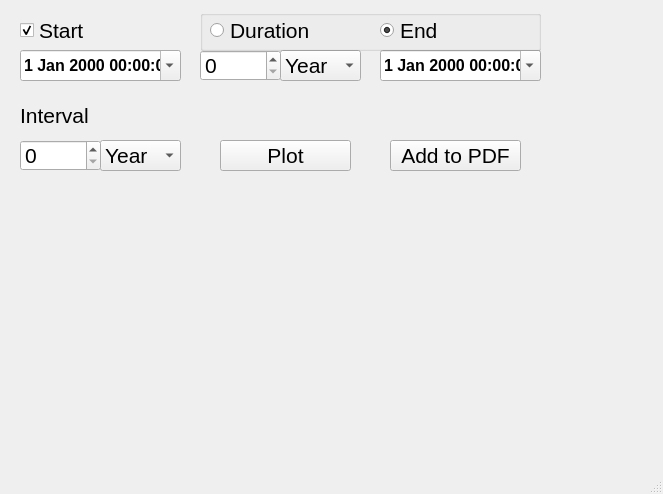
Old version of the form calc1.ui in the repository alam51/NDT_V1.1_a.
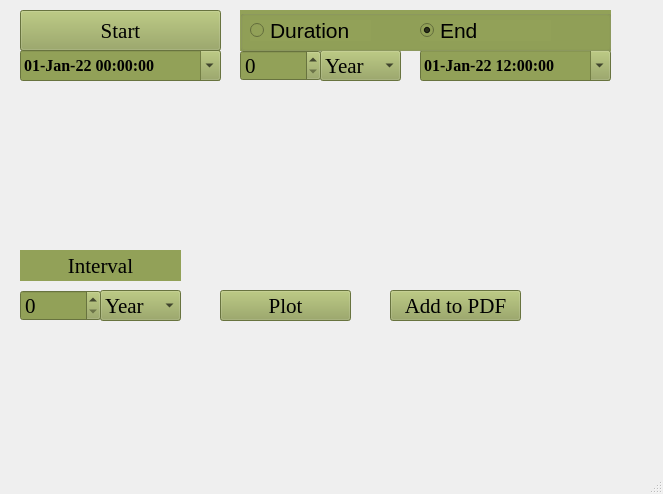
New version of the form.

Patch:
```diff
--- a/calc1.ui
+++ b/calc1.ui
@@ -19,7 +19,7 @@
    <string>Calculator</string>
   </property>
   <property name="styleSheet">
-   <string notr="true">body {background-color: red;}</string>
+   <string notr="true"/>
   </property>
   <property name="dockNestingEnabled">
    <bool>false</bool>
@@ -28,9 +28,9 @@
    <widget class="QDateTimeEdit" name="dateTimeEdit_Start_2">
     <property name="geometry">
      <rect>
-      <x>380</x>
+      <x>420</x>
       <y>50</y>
-      <width>161</width>
+      <width>191</width>
       <height>31</height>
      </rect>
     </property>
@@ -41,37 +41,43 @@
       <bold>true</bold>
      </font>
     </property>
+    <property name="styleSheet">
+     <string notr="true">background-color: rgb(146, 161, 88);
+</string>
+    </property>
+    <property name="dateTime">
+     <datetime>
+      <hour>12</hour>
+      <minute>0</minute>
+      <second>0</second>
+      <year>2022</year>
+      <month>1</month>
+      <day>1</day>
+     </datetime>
+    </property>
+    <property name="minimumTime">
+     <time>
+      <hour>0</hour>
+      <minute>0</minute>
+      <second>0</second>
+     </time>
+    </property>
+    <property name="currentSection">
+     <enum>QDateTimeEdit::DaySection</enum>
+    </property>
+    <property name="displayFormat">
+     <string>dd-MMM-yy HH:mm:ss</string>
+    </property>
     <property name="calendarPopup">
      <bool>true</bool>
     </property>
    </widget>
-   <widget class="QCheckBox" name="checkBox_Start">
-    <property name="geometry">
-     <rect>
-      <x>20</x>
-      <y>20</y>
-      <width>81</width>
-      <height>21</height>
-     </rect>
-    </property>
-    <property name="font">
-     <font>
-      <pointsize>16</pointsize>
-     </font>
-    </property>
-    <property name="text">
-     <string>Start</string>
-    </property>
-    <property name="checked">
-     <bool>true</bool>
-    </property>
-   </widget>
    <widget class="QDateTimeEdit" name="dateTimeEdit_Start">
     <property name="geometry">
      <rect>
       <x>20</x>
       <y>50</y>
-      <width>161</width>
+      <width>201</width>
       <height>31</height>
      </rect>
     </property>
@@ -82,6 +88,26 @@
       <bold>true</bold>
      </font>
     </property>
+    <property name="styleSheet">
+     <string notr="true">background-color: rgb(146, 161, 88);
+</string>
+    </property>
+    <property name="dateTime">
+     <datetime>
+      <hour>0</hour>
+      <minute>0</minute>
+      <second>0</second>
+      <year>2022</year>
+      <month>1</month>
+      <day>1</day>
+     </datetime>
+    </property>
+    <property name="currentSection">
+     <enum>QDateTimeEdit::DaySection</enum>
+    </property>
+    <property name="displayFormat">
+     <string>dd-MMM-yy HH:mm:ss</string>
+    </property>
     <property name="calendarPopup">
      <bool>true</bool>
     </property>
@@ -89,7 +115,7 @@
    <widget class="QComboBox" name="comboBox">
     <property name="geometry">
      <rect>
-      <x>280</x>
+      <x>320</x>
       <y>50</y>
       <width>81</width>
       <height>31</height>
@@ -100,6 +126,13 @@
       <pointsize>16</pointsize>
      </font>
     </property>
+    <property name="styleSheet">
+     <string notr="true">background-color: rgb(146, 161, 88);
+</string>
+    </property>
+    <property name="currentText">
+     <string>Day</string>
+    </property>
     <item>
      <property name="text">
       <string>Year</string>
@@ -139,7 +172,7 @@
    <widget class="QSpinBox" name="spinBox">
     <property name="geometry">
      <rect>
-      <x>200</x>
+      <x>240</x>
       <y>50</y>
       <width>81</width>
       <height>31</height>
@@ -150,6 +183,10 @@
       <pointsize>16</pointsize>
      </font>
     </property>
+    <property name="styleSheet">
+     <string notr="true">background-color: rgb(146, 161, 88);
+</string>
+    </property>
     <property name="maximum">
      <number>9999</number>
     </property>
@@ -158,7 +195,7 @@
     <property name="geometry">
      <rect>
       <x>100</x>
-      <y>140</y>
+      <y>290</y>
       <width>81</width>
       <height>31</height>
      </rect>
@@ -168,6 +205,10 @@
       <pointsize>16</pointsize>
      </font>
     </property>
+    <property name="styleSheet">
+     <string notr="true">background-color: rgb(146, 161, 88);
+</string>
+    </property>
     <item>
      <property name="text">
       <string>Year</string>
@@ -208,7 +249,7 @@
     <property name="geometry">
      <rect>
       <x>20</x>
-      <y>140</y>
+      <y>290</y>
       <width>81</width>
       <height>31</height>
      </rect>
@@ -218,6 +259,10 @@
       <pointsize>16</pointsize>
      </font>
     </property>
+    <property name="styleSheet">
+     <string notr="true">background-color: rgb(146, 161, 88);
+</string>
+    </property>
     <property name="maximum">
      <number>9999</number>
     </property>
@@ -226,8 +271,8 @@
     <property name="geometry">
      <rect>
       <x>20</x>
-      <y>100</y>
-      <width>151</width>
+      <y>250</y>
+      <width>161</width>
       <height>31</height>
      </rect>
     </property>
@@ -236,15 +281,22 @@
       <pointsize>16</pointsize>
      </font>
     </property>
+    <property name="styleSheet">
+     <string notr="true">background-color: rgb(146, 161, 88);
+</string>
+    </property>
     <property name="text">
      <string>Interval</string>
     </property>
+    <property name="alignment">
+     <set>Qt::AlignCenter</set>
+    </property>
    </widget>
    <widget class="QPushButton" name="pushButton">
     <property name="geometry">
      <rect>
       <x>220</x>
-      <y>140</y>
+      <y>290</y>
       <width>131</width>
       <height>31</height>
      </rect>
@@ -254,6 +306,10 @@
       <pointsize>16</pointsize>
      </font>
     </property>
+    <property name="styleSheet">
+     <string notr="true">background-color: rgb(146, 161, 88);
+</string>
+    </property>
     <property name="text">
      <string>Plot</string>
     </property>
@@ -262,7 +318,7 @@
     <property name="geometry">
      <rect>
       <x>390</x>
-      <y>140</y>
+      <y>290</y>
       <width>131</width>
       <height>31</height>
      </rect>
@@ -272,6 +328,10 @@
       <pointsize>16</pointsize>
      </font>
     </property>
+    <property name="styleSheet">
+     <string notr="true">background-color: rgb(146, 161, 88);
+</string>
+    </property>
     <property name="text">
      <string>Add to PDF</string>
     </property>
@@ -282,12 +342,16 @@
     </property>
     <property name="geometry">
      <rect>
-      <x>200</x>
+      <x>240</x>
       <y>10</y>
-      <width>341</width>
+      <width>371</width>
       <height>41</height>
      </rect>
     </property>
+    <property name="styleSheet">
+     <string notr="true">background-color: rgb(146, 161, 88);
+</string>
+    </property>
     <property name="title">
      <string/>
     </property>
@@ -308,6 +372,10 @@
        <pointsize>16</pointsize>
       </font>
      </property>
+     <property name="styleSheet">
+      <string>background-color: rgb(146, 161, 88);
+</string>
+     </property>
      <property name="text">
       <string>Duration</string>
      </property>
@@ -326,6 +394,10 @@
        <pointsize>16</pointsize>
       </font>
      </property>
+     <property name="styleSheet">
+      <string notr="true">background-color: rgb(146, 161, 88);
+</string>
+     </property>
      <property name="text">
       <string>End</string>
      </property>
@@ -334,6 +406,28 @@
      </property>
     </widget>
    </widget>
+   <widget class="QPushButton" name="pushButton_3">
+    <property name="geometry">
+     <rect>
+      <x>20</x>
+      <y>10</y>
+      <width>201</width>
+      <height>41</height>
+     </rect>
+    </property>
+    <property name="font">
+     <font>
+      <pointsize>16</pointsize>
+     </font>
+    </property>
+    <property name="styleSheet">
+     <string notr="true">background-color: rgb(146, 161, 88);
+</string>
+    </property>
+    <property name="text">
+     <string>Start</string>
+    </property>
+   </widget>
   </widget>
   <widget class="QMenuBar" name="menubar">
    <property name="geometry">
```
